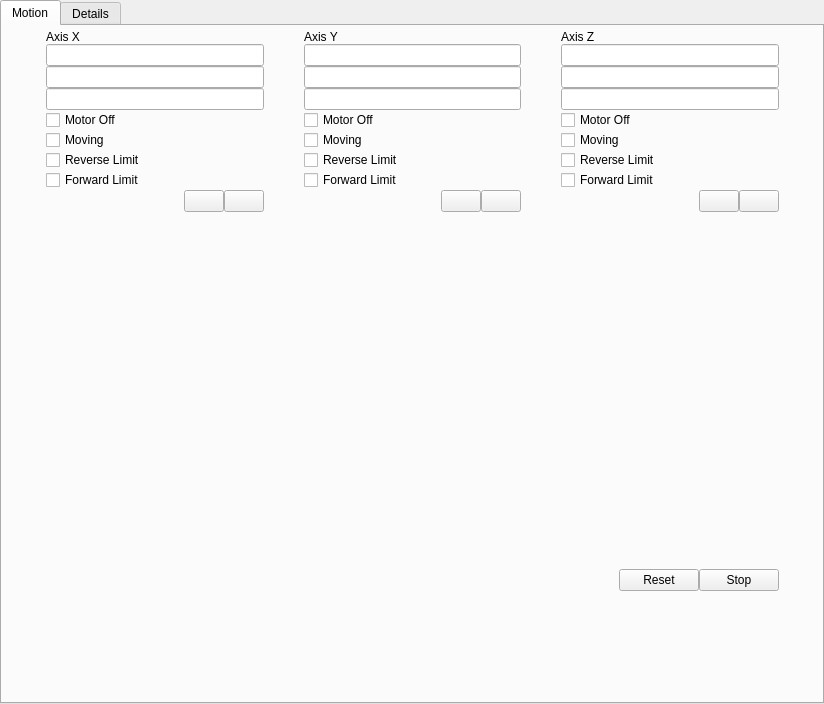
The window that gui/ui/MotionFrame.ui (nico88chessa/MIBDV) describes before a commit, drawn with Qt 5.
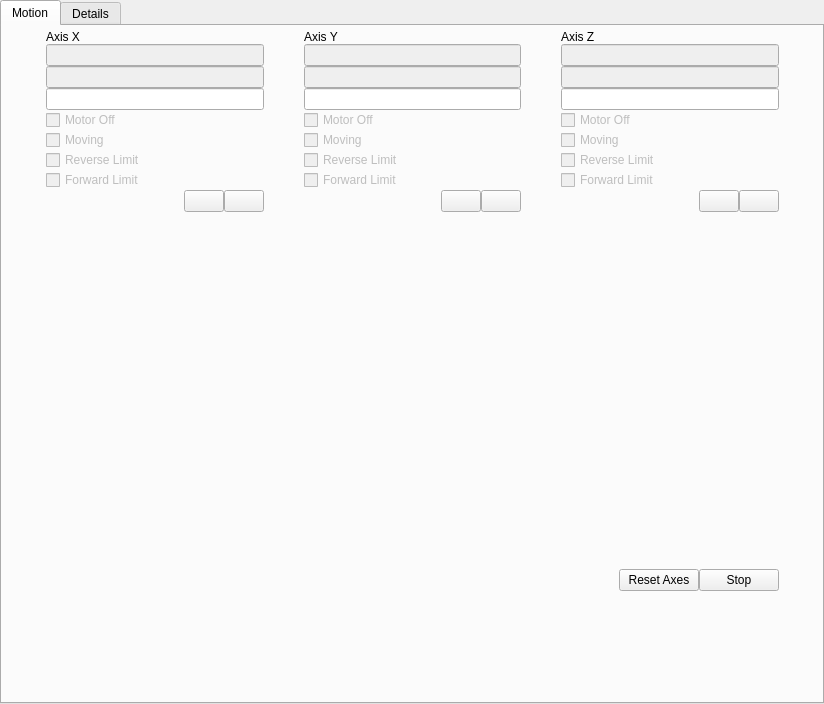
The same window after the commit. Custom widgets are drawn as their Qt base class.

Commit message: gestione MotionManager e MotionManagerImpl; modificato tipi di dato spd,acc,dec CN; aggiunto eccezione NoStatusException in AbstracDevice; aggiunto DialogAlert; aggiunto DeviceConnectionWatcher; aggiunto comando keepAlive in galil CN e PLC; modificato logica aggancio MainWindow; prime implementazioni ui e logica in motionFrame; primi valori corretti per asse X in Constants; adattato CMakeLists.txt per compilazione;

Patch:
```diff
--- a/gui/ui/MotionFrame.ui
+++ b/gui/ui/MotionFrame.ui
@@ -154,6 +154,9 @@
         </item>
         <item row="2" column="0">
          <widget class="MDLineEdit" name="leAxisXMaxPosition">
+          <property name="enabled">
+           <bool>false</bool>
+          </property>
           <property name="label" stdset="0">
            <string>Max Position</string>
           </property>
@@ -203,14 +206,14 @@
            </spacer>
           </item>
           <item>
-           <widget class="QPushButton" name="pbResetAxis">
+           <widget class="QPushButton" name="pbResetAxes">
             <property name="text">
-             <string>Reset</string>
+             <string>Reset Axes</string>
             </property>
            </widget>
           </item>
           <item>
-           <widget class="QPushButton" name="pbStopAxis">
+           <widget class="QPushButton" name="pbStopAxes">
             <property name="text">
              <string>Stop</string>
             </property>
@@ -220,6 +223,9 @@
         </item>
         <item row="2" column="2">
          <widget class="MDLineEdit" name="leAxisZMaxPosition">
+          <property name="enabled">
+           <bool>false</bool>
+          </property>
           <property name="label" stdset="0">
            <string>Max Position</string>
           </property>
@@ -237,6 +243,9 @@
         </item>
         <item row="1" column="1">
          <widget class="MDLineEdit" name="leAxisYCurrentPosition">
+          <property name="enabled">
+           <bool>false</bool>
+          </property>
           <property name="label" stdset="0">
            <string>Current Position</string>
           </property>
@@ -244,6 +253,9 @@
         </item>
         <item row="2" column="1">
          <widget class="MDLineEdit" name="leAxisYMaxPosition">
+          <property name="enabled">
+           <bool>false</bool>
+          </property>
           <property name="label" stdset="0">
            <string>Max Position</string>
           </property>
@@ -251,6 +263,9 @@
         </item>
         <item row="1" column="2">
          <widget class="MDLineEdit" name="leAxisZCurrentPosition">
+          <property name="enabled">
+           <bool>false</bool>
+          </property>
           <property name="label" stdset="0">
            <string>Current Position</string>
           </property>
@@ -265,6 +280,9 @@
         </item>
         <item row="1" column="0">
          <widget class="MDLineEdit" name="leAxisXCurrentPosition">
+          <property name="enabled">
+           <bool>false</bool>
+          </property>
           <property name="label" stdset="0">
            <string>Current Position</string>
           </property>
@@ -367,9 +385,15 @@
         </item>
         <item row="7" column="0">
          <widget class="QCheckBox" name="cbAxisXForwardLimit">
+          <property name="enabled">
+           <bool>false</bool>
+          </property>
           <property name="text">
            <string>Forward Limit</string>
           </property>
+          <property name="checkable">
+           <bool>true</bool>
+          </property>
           <property name="isDigitalIO" stdset="0">
            <bool>true</bool>
           </property>
@@ -377,9 +401,15 @@
         </item>
         <item row="4" column="0">
          <widget class="QCheckBox" name="cbAxisXMotorOff">
+          <property name="enabled">
+           <bool>false</bool>
+          </property>
           <property name="text">
            <string>Motor Off</string>
           </property>
+          <property name="checkable">
+           <bool>true</bool>
+          </property>
           <property name="isDigitalIO" stdset="0">
            <bool>true</bool>
           </property>
@@ -387,9 +417,15 @@
         </item>
         <item row="6" column="0">
          <widget class="QCheckBox" name="cbAxisXReverseLimit">
+          <property name="enabled">
+           <bool>false</bool>
+          </property>
           <property name="text">
            <string>Reverse Limit</string>
           </property>
+          <property name="checkable">
+           <bool>true</bool>
+          </property>
           <property name="isDigitalIO" stdset="0">
            <bool>true</bool>
           </property>
@@ -397,9 +433,15 @@
         </item>
         <item row="5" column="0">
          <widget class="QCheckBox" name="cbAxisXMoving">
+          <property name="enabled">
+           <bool>false</bool>
+          </property>
           <property name="text">
            <string>Moving</string>
           </property>
+          <property name="checkable">
+           <bool>true</bool>
+          </property>
           <property name="isDigitalIO" stdset="0">
            <bool>true</bool>
           </property>
@@ -407,9 +449,15 @@
         </item>
         <item row="7" column="1">
          <widget class="QCheckBox" name="cbAxisYForwardLimit">
+          <property name="enabled">
+           <bool>false</bool>
+          </property>
           <property name="text">
            <string>Forward Limit</string>
           </property>
+          <property name="checkable">
+           <bool>true</bool>
+          </property>
           <property name="isDigitalIO" stdset="0">
            <bool>true</bool>
           </property>
@@ -417,9 +465,15 @@
         </item>
         <item row="4" column="1">
          <widget class="QCheckBox" name="cbAxisYMotorOff">
+          <property name="enabled">
+           <bool>false</bool>
+          </property>
           <property name="text">
            <string>Motor Off</string>
           </property>
+          <property name="checkable">
+           <bool>true</bool>
+          </property>
           <property name="isDigitalIO" stdset="0">
            <bool>true</bool>
           </property>
@@ -427,9 +481,15 @@
         </item>
         <item row="5" column="1">
          <widget class="QCheckBox" name="cbAxisYMoving">
+          <property name="enabled">
+           <bool>false</bool>
+          </property>
           <property name="text">
            <string>Moving</string>
           </property>
+          <property name="checkable">
+           <bool>true</bool>
+          </property>
           <property name="isDigitalIO" stdset="0">
            <bool>true</bool>
           </property>
@@ -437,9 +497,15 @@
         </item>
         <item row="6" column="1">
          <widget class="QCheckBox" name="cbAxisYReverseLimit">
+          <property name="enabled">
+           <bool>false</bool>
+          </property>
           <property name="text">
            <string>Reverse Limit</string>
           </property>
+          <property name="checkable">
+           <bool>true</bool>
+          </property>
           <property name="isDigitalIO" stdset="0">
            <bool>true</bool>
           </property>
@@ -447,9 +513,15 @@
         </item>
         <item row="7" column="2">
          <widget class="QCheckBox" name="cbAxisZForwardLimit">
+          <property name="enabled">
+           <bool>false</bool>
+          </property>
           <property name="text">
            <string>Forward Limit</string>
           </property>
+          <property name="checkable">
+           <bool>true</bool>
+          </property>
           <property name="isDigitalIO" stdset="0">
            <bool>true</bool>
           </property>
@@ -457,9 +529,15 @@
         </item>
         <item row="4" column="2">
          <widget class="QCheckBox" name="cbAxisZMotorOff">
+          <property name="enabled">
+           <bool>false</bool>
+          </property>
           <property name="text">
            <string>Motor Off</string>
           </property>
+          <property name="checkable">
+           <bool>true</bool>
+          </property>
           <property name="isDigitalIO" stdset="0">
            <bool>true</bool>
           </property>
@@ -467,9 +545,15 @@
         </item>
         <item row="5" column="2">
          <widget class="QCheckBox" name="cbAxisZMoving">
+          <property name="enabled">
+           <bool>false</bool>
+          </property>
           <property name="text">
            <string>Moving</string>
           </property>
+          <property name="checkable">
+           <bool>true</bool>
+          </property>
           <property name="isDigitalIO" stdset="0">
            <bool>true</bool>
           </property>
@@ -477,9 +561,15 @@
         </item>
         <item row="6" column="2">
          <widget class="QCheckBox" name="cbAxisZReverseLimit">
+          <property name="enabled">
+           <bool>false</bool>
+          </property>
           <property name="text">
            <string>Reverse Limit</string>
           </property>
+          <property name="checkable">
+           <bool>true</bool>
+          </property>
           <property name="isDigitalIO" stdset="0">
            <bool>true</bool>
           </property>
```
Left out of the diff: 4 changed lines with no effect on the pictures. The commit also changes 26 other files.
